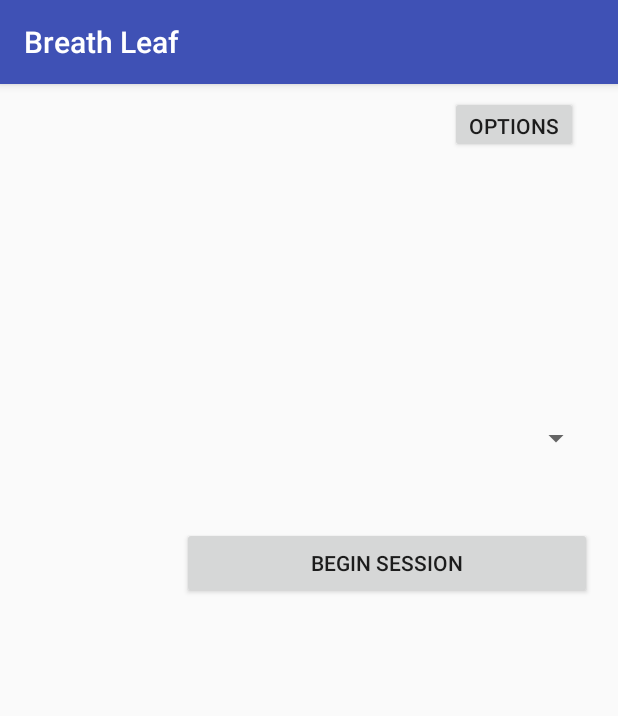
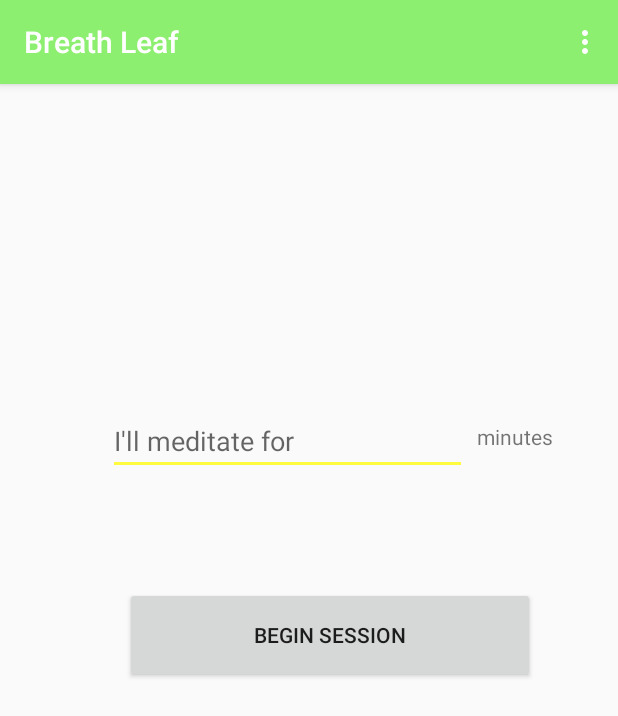
Before and after one commit to natolcese22/engr390, an Android app: the BeginSession screen opened directly, with no data from a screen before it, on a phone screen of 412 x 824 dp. Shown: the top 716 px of the screen. Run offline under Robolectric (Android 15) with nearby library versions, the phone set to English and light mode, and no system bars.

Commit message:
Removed defunct directory

```diff
--- a/BreathLeaf/app/src/main/AndroidManifest.xml
+++ b/BreathLeaf/app/src/main/AndroidManifest.xml
@@ -17,9 +17,8 @@
             </intent-filter>
         </activity>
         <activity android:name=".BeginSession" />
-        <activity android:name=".OptionsActivity" />
-        <activity android:name=".SettingsActivity" />
-        <activity android:name=".MeditationActivity" />
+        <activity android:name=".MeditationActivity"
+            android:parentActivityName=".BeginSession"></activity>activity>
         <activity android:name=".CreateAccount"></activity>
     </application>
 
--- a/BreathLeaf/app/src/main/java/com/example/y_barham/breathleaf/BeginSession.java
+++ b/BreathLeaf/app/src/main/java/com/example/y_barham/breathleaf/BeginSession.java
@@ -3,37 +3,71 @@ package com.example.y_barham.breathleaf;
 import android.content.Intent;
 import android.support.v7.app.AppCompatActivity;
 import android.os.Bundle;
+import android.view.Menu;
+import android.view.MenuInflater;
+import android.view.MenuItem;
 import android.view.View;
+import android.widget.AdapterView;
+import android.widget.ArrayAdapter;
 import android.widget.Button;
+import android.widget.Spinner;
+import android.widget.TextView;
+import android.widget.Toast;
 
 public class BeginSession extends AppCompatActivity{
     protected Button BeginSessionButton = null;
     protected Button OptionButton = null;
+    TextView durationText;
+    String duration;
 
     @Override
     protected void onCreate(Bundle savedInstanceState) {
         super.onCreate(savedInstanceState);
         setContentView(R.layout.activity_begin_session);
-        setupUI();
+        setupUI();{
 
+        };
     }
 
     protected void setupUI() {
         BeginSessionButton = (Button) findViewById(R.id.BeginSessionButton);
         BeginSessionButton.setOnClickListener(onClickbeginsessionButton);
+        durationText = (TextView) findViewById(R.id.DurationTextView);
 
-        OptionButton = (Button) findViewById(R.id.OptionButton);
-        OptionButton.setOnClickListener(onClickOption);
+    }
+
+    @Override
+    public boolean onCreateOptionsMenu(Menu menu) {
+        MenuInflater inflater = getMenuInflater();
+        inflater.inflate(R.menu.options_menu, menu);
+        return true;
+    }
+
+    @Override
+    public boolean onOptionsItemSelected(MenuItem item) {
+        switch(item.getItemId()){
+            case R.id.settings:
+                settingsDialogFragment dialog = new settingsDialogFragment();
+                dialog.show(getFragmentManager(), "settingsFragment");
+            case R.id.calibrate:
+                Toast.makeText(this, "Calibration not yet implemented", Toast.LENGTH_SHORT).show();
+            case R.id.help:
+                Toast.makeText(this, "Help not yet implemented", Toast.LENGTH_SHORT).show();
+        }
+        return super.onOptionsItemSelected(item);
     }
 
     private void Gotomeditate() {
 
+        duration = durationText.getText().toString();
 
         Intent intent = new Intent(this, MeditationActivity.class);
+        intent.putExtra("duration", duration);
 
         startActivity(intent);
 
     }
+
 
     private Button.OnClickListener onClickbeginsessionButton = new Button.OnClickListener()
 
@@ -44,21 +78,5 @@ public class BeginSession extends AppCompatActivity{
         }
     };
 
-    private void Gotooptions() {
 
-
-        Intent intent = new Intent(this, OptionsActivity.class);
-
-        startActivity(intent);
-
-    }
-
-    private Button.OnClickListener onClickOption = new Button.OnClickListener()
-
-    {
-        @Override
-        public void onClick(View view){
-            Gotooptions ();
-        }
-    };
 }
--- /dev/null
+++ b/BreathLeaf/app/src/main/res/drawable/ic_menu_icon.xml
@@ -0,0 +1,5 @@
+<vector android:height="24dp" android:tint="#FFFFFF"
+    android:viewportHeight="24.0" android:viewportWidth="24.0"
+    android:width="24dp" xmlns:android="http://schemas.android.com/apk/res/android">
+    <path android:fillColor="#FF000000" android:pathData="M12,8c1.1,0 2,-0.9 2,-2s-0.9,-2 -2,-2 -2,0.9 -2,2 0.9,2 2,2zM12,10c-1.1,0 -2,0.9 -2,2s0.9,2 2,2 2,-0.9 2,-2 -0.9,-2 -2,-2zM12,16c-1.1,0 -2,0.9 -2,2s0.9,2 2,2 2,-0.9 2,-2 -0.9,-2 -2,-2z"/>
+</vector>
--- a/BreathLeaf/app/src/main/res/layout/activity_begin_session.xml
+++ b/BreathLeaf/app/src/main/res/layout/activity_begin_session.xml
@@ -6,39 +6,45 @@
     android:layout_height="match_parent"
     tools:context=".HomePage">
 
+
     <RelativeLayout
+        android:id="@+id/DurationSppinner"
         android:layout_width="368dp"
         android:layout_height="539dp"
+        android:layout_marginEnd="8dp"
+        android:layout_marginRight="8dp"
         app:layout_constraintEnd_toEndOf="parent"
-        tools:layout_editor_absoluteY="1dp">
-
-        <Button
-            android:id="@+id/OptionButton"
-            android:layout_width="85dp"
-            android:layout_height="38dp"
-            android:layout_alignEnd="@+id/BeginSessionButton"
-            android:layout_alignParentTop="true"
-            android:layout_marginTop="8dp"
-            android:layout_marginEnd="9dp"
-            android:text="options" />
+        tools:layout_editor_absoluteY="2dp">
 
         <Button
             android:id="@+id/BeginSessionButton"
             android:layout_width="273dp"
-            android:layout_height="wrap_content"
+            android:layout_height="64dp"
             android:layout_alignParentBottom="true"
-            android:layout_alignParentEnd="true"
-            android:layout_marginBottom="196dp"
-            android:layout_marginEnd="17dp"
+            android:layout_centerHorizontal="true"
+            android:layout_marginBottom="140dp"
             android:text="Begin Session" />
 
-        <Spinner
-            android:id="@+id/DurrationSpinner"
-            android:layout_width="273dp"
+        <TextView
+            android:id="@+id/minutesTextView"
+            android:layout_width="66dp"
+            android:layout_height="35dp"
+            android:layout_alignParentEnd="true"
+            android:layout_alignParentTop="true"
+            android:layout_marginEnd="20dp"
+            android:layout_marginTop="225dp"
+            android:text="minutes" />
+
+        <EditText
+            android:id="@+id/DurationTextView"
+            android:layout_width="239dp"
             android:layout_height="wrap_content"
-            android:layout_alignParentTop="true"
-            android:layout_alignStart="@+id/BeginSessionButton"
-            android:layout_marginTop="224dp" />
+            android:layout_alignBottom="@+id/minutesTextView"
+            android:layout_alignParentStart="true"
+            android:layout_marginStart="36dp"
+            android:ems="10"
+            android:hint="I'll meditate for"
+            android:inputType="number" />
 
     </RelativeLayout>
 
--- /dev/null
+++ b/BreathLeaf/app/src/main/res/menu/options_menu.xml
@@ -0,0 +1,17 @@
+<?xml version="1.0" encoding="utf-8"?>
+<menu xmlns:android="http://schemas.android.com/apk/res/android"
+    xmlns:app="http://schemas.android.com/apk/res-auto">
+
+    <item android:id="@+id/settings"
+        android:title="Settings"
+        app:showAsAction="never"/>
+
+    <item android:id="@+id/calibrate"
+        android:title="Calibrate"
+        app:showAsAction="never"/>
+
+    <item android:id="@+id/help"
+        android:title="Help"
+        app:showAsAction="never"/>
+
+</menu>
--- a/BreathLeaf/app/src/main/res/values/colors.xml
+++ b/BreathLeaf/app/src/main/res/values/colors.xml
@@ -1,6 +1,6 @@
 <?xml version="1.0" encoding="utf-8"?>
 <resources>
-    <color name="colorPrimary">#3F51B5</color>
-    <color name="colorPrimaryDark">#303F9F</color>
-    <color name="colorAccent">#FF4081</color>
+    <color name="colorPrimary">#8def6f</color>
+    <color name="colorPrimaryDark">#a9e43d</color>
+    <color name="colorAccent">#fffc40</color>
 </resources>
--- a/BreathLeaf/app/src/main/res/values/strings.xml
+++ b/BreathLeaf/app/src/main/res/values/strings.xml
@@ -1,3 +1,4 @@
 <resources>
     <string name="app_name">Breath Leaf</string>
+
 </resources>
```
Also changed, not shown: BreathLeaf/app/src/main/java/com/example/y_barham/breathleaf/MeditationActivity.java (+59 -0 lines), BreathLeaf/app/src/main/java/com/example/y_barham/breathleaf/OptionsActivity.java (deleted, +0 -45 lines), BreathLeaf/app/src/main/java/com/example/y_barham/breathleaf/Session.java (added, +86 -0 lines), BreathLeaf/app/src/main/java/com/example/y_barham/breathleaf/SettingsActivity.java (deleted, +0 -45 lines), BreathLeaf/app/src/main/java/com/example/y_barham/breathleaf/settingsDialogFragment.java (added, +40 -0 lines), BreathLeaf/app/src/main/res/layout/activity_options.xml (deleted, +0 -44 lines), BreathLeaf/app/src/main/res/layout/activity_settings.xml (deleted, +0 -72 lines), BreathLeaf/app/src/main/res/layout/fragment_settings.xml (added, +74 -0 lines), 1195 other files.
